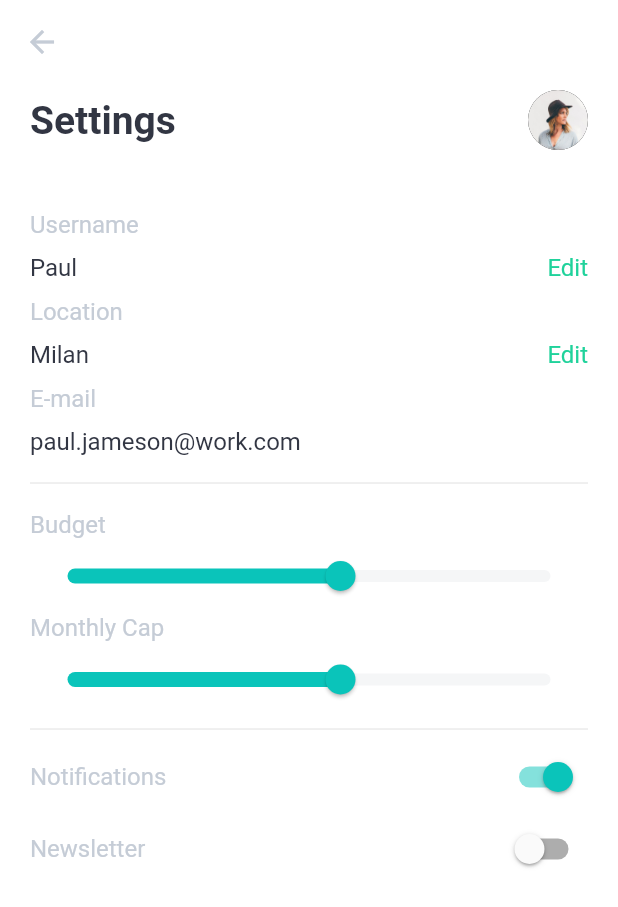
After one commit to pacifio/flutter_apps, a Flutter app: the SettingsScreen screen opened directly, on a phone screen of 412 x 824 dp. The commit adds this screen. Shown: the top 907 px of the screen. Run offline on Flutter 3.47's test engine with Material 2 defaults, Android fonts, the phone set to English and light mode, and no system bars; our stand-ins replace bubble_tab_indicator, gradient_app_bar.

Commit message:
added plant app

```diff
--- /dev/null
+++ b/plant_app/lib/screens/settings_screen.dart
@@ -0,0 +1,260 @@
+import 'package:flutter/material.dart';
+import './colors.dart';
+
+class SettingsScreen extends StatefulWidget {
+  SettingsScreen({Key key}) : super(key: key);
+
+  _SettingsScreenState createState() => _SettingsScreenState();
+}
+
+class _SettingsScreenState extends State<SettingsScreen> {
+  final Shader linearGradient = LinearGradient(
+    colors: <Color>[primaryColor1, secondaryColorGreen],
+  ).createShader(new Rect.fromLTWH(0.0, 0.0, 200.0, 70.0));
+
+  @override
+  Widget build(BuildContext context) {
+    return Scaffold(
+      backgroundColor: Colors.white,
+      appBar: PreferredSize(
+        preferredSize: Size.fromHeight(120.0),
+        child: AppBar(
+          centerTitle: false,
+          flexibleSpace: Container(
+            margin: EdgeInsets.only(left: 20.0, bottom: 20.0, right: 20.0),
+            child: Align(
+                alignment: Alignment.bottomLeft,
+                child: Row(
+                  mainAxisAlignment: MainAxisAlignment.spaceBetween,
+                  children: <Widget>[
+                    Text(
+                      "Settings",
+                      style: TextStyle(
+                          color: Color(0xFF323643),
+                          fontSize: 26.0,
+                          fontWeight: FontWeight.w700),
+                    ),
+                    CircleAvatar(
+                      backgroundColor: Colors.black,
+                      backgroundImage: AssetImage("assets/user.jpg"),
+                    )
+                  ],
+                )),
+          ),
+          elevation: 0.0,
+          backgroundColor: Colors.white,
+          iconTheme: IconThemeData(color: Color(0xFFC5CCD6)),
+        ),
+      ),
+      body: Container(
+        width: MediaQuery.of(context).size.width - 40,
+        margin: EdgeInsets.only(left: 20.0, right: 20.0, top: 20.0),
+        child: Column(
+          children: <Widget>[
+            Field(
+              fieldName: "Username",
+              username: "Paul",
+              editable: true,
+            ),
+            Field(
+              fieldName: "Location",
+              username: "Milan",
+              editable: true,
+            ),
+            Field(
+                fieldName: "E-mail",
+                username: "paul.jameson@work.com",
+                editable: false),
+            Divider(),
+            SizedBox(height: 10.0),
+            BudgetSlider(),
+            MonthlyCapSlider(),
+            Divider(),
+            Switcher(
+              title: "Notifications",
+              defVal: true,
+            ),
+            Switcher(
+              title: "Newsletter",
+              defVal: false,
+            ),
+          ],
+        ),
+      ),
+    );
+  }
+}
+
+class Field extends StatelessWidget {
+  final String username;
+  final String fieldName;
+  final bool editable;
+
+  const Field({Key key, this.username, this.fieldName, this.editable})
+      : super(key: key);
+
+  @override
+  Widget build(BuildContext context) {
+    return Column(
+      crossAxisAlignment: CrossAxisAlignment.start,
+      children: <Widget>[
+        Text(
+          fieldName,
+          style: TextStyle(
+            color: Color(0xFFC5CCD6),
+            fontSize: 16.0,
+          ),
+        ),
+        SizedBox(
+          height: 10.0,
+        ),
+        Row(
+          mainAxisAlignment: MainAxisAlignment.spaceBetween,
+          children: <Widget>[
+            Text(username,
+                style: TextStyle(color: Color(0xFF323643), fontSize: 16.0)),
+            editable
+                ? Text("Edit",
+                    style: TextStyle(color: Color(0xFF20D29B), fontSize: 16.0))
+                : Container(width: 0.0, height: 0.0),
+          ],
+        ),
+        SizedBox(
+          height: 10.0,
+        ),
+      ],
+    );
+  }
+}
+
+class BudgetSlider extends StatefulWidget {
+  BudgetSlider({Key key}) : super(key: key);
+
+  _BudgetSliderState createState() => _BudgetSliderState();
+}
+
+class _BudgetSliderState extends State<BudgetSlider> {
+  int height = 900;
+
+  @override
+  Widget build(BuildContext context) {
+    return Column(
+      crossAxisAlignment: CrossAxisAlignment.start,
+      children: <Widget>[
+        Text("Budget",
+            style: TextStyle(
+              color: Color(0xFFC5CCD6),
+              fontSize: 16.0,
+            )),
+        SliderTheme(
+          data: SliderTheme.of(context).copyWith(
+            thumbShape: RoundSliderThumbShape(
+              enabledThumbRadius: 10.0,
+            ),
+            overlayShape: RoundSliderOverlayShape(overlayRadius: 25.0),
+            trackHeight: 8,
+          ),
+          child: Slider(
+            value: height.toDouble(),
+            min: 120.0,
+            max: 1500.0,
+            onChanged: (double newValue) {
+              setState(() {
+                height = newValue.toInt();
+              });
+            },
+            activeColor: Color(0xFF0AC4BA),
+            inactiveColor: Color(0xFF9DA3B4).withOpacity(0.1),
+          ),
+        )
+      ],
+    );
+  }
+}
+
+class MonthlyCapSlider extends StatefulWidget {
+  MonthlyCapSlider({Key key}) : super(key: key);
+
+  _MonthlyCapSliderState createState() => _MonthlyCapSliderState();
+}
+
+class _MonthlyCapSliderState extends State<MonthlyCapSlider> {
+  int height = 900;
+
+  @override
+  Widget build(BuildContext context) {
+    return Column(
+      crossAxisAlignment: CrossAxisAlignment.start,
+      children: <Widget>[
+        Text("Monthly Cap",
+            style: TextStyle(
+              color: Color(0xFFC5CCD6),
+              fontSize: 16.0,
+            )),
+        SliderTheme(
+          data: SliderTheme.of(context).copyWith(
+            thumbShape: RoundSliderThumbShape(
+              enabledThumbRadius: 10.0,
+            ),
+            overlayShape: RoundSliderOverlayShape(overlayRadius: 25.0),
+            trackHeight: 8,
+          ),
+          child: Slider(
+            value: height.toDouble(),
+            min: 120.0,
+            max: 1500.0,
+            onChanged: (double newValue) {
+              setState(() {
+                height = newValue.toInt();
+              });
+            },
+            activeColor: Color(0xFF0AC4BA),
+            inactiveColor: Color(0xFF9DA3B4).withOpacity(0.1),
+          ),
+        )
+      ],
+    );
+  }
+}
+
+class Switcher extends StatefulWidget {
+  final String title;
+  final bool defVal;
+
+  Switcher({Key key, this.title, this.defVal}) : super(key: key);
+
+  _SwitcherState createState() => _SwitcherState();
+}
+
+class _SwitcherState extends State<Switcher> {
+  bool value;
+
+  @override
+  void initState() {
+    super.initState();
+
+    value = widget.defVal;
+  }
+
+  @override
+  Widget build(BuildContext context) {
+    return Row(
+      mainAxisAlignment: MainAxisAlignment.spaceBetween,
+      children: <Widget>[
+        Text(
+          widget.title,
+          style: TextStyle(color: Color(0xFFC5CCD6), fontSize: 16),
+        ),
+        Switch(
+          activeColor: Color(0xFF0AC4BA),
+          value: value,
+          onChanged: (bool onChangedVal) {
+            setState(() {
+              value = onChangedVal;
+            });
+          },
+        )
+      ],
+    );
+  }
+}
```
Also changed, not shown: plant_app/lib/screens/browse_screens.dart (+12 -3 lines), plant_app/lib/screens/detail_screen.dart (+12 -3 lines), plant_app/lib/screens/explore_screen.dart (added, +148 -0 lines), media/plant_app.gif (added), plant_app/assets/images/explore6.png (added), 1 other file.
